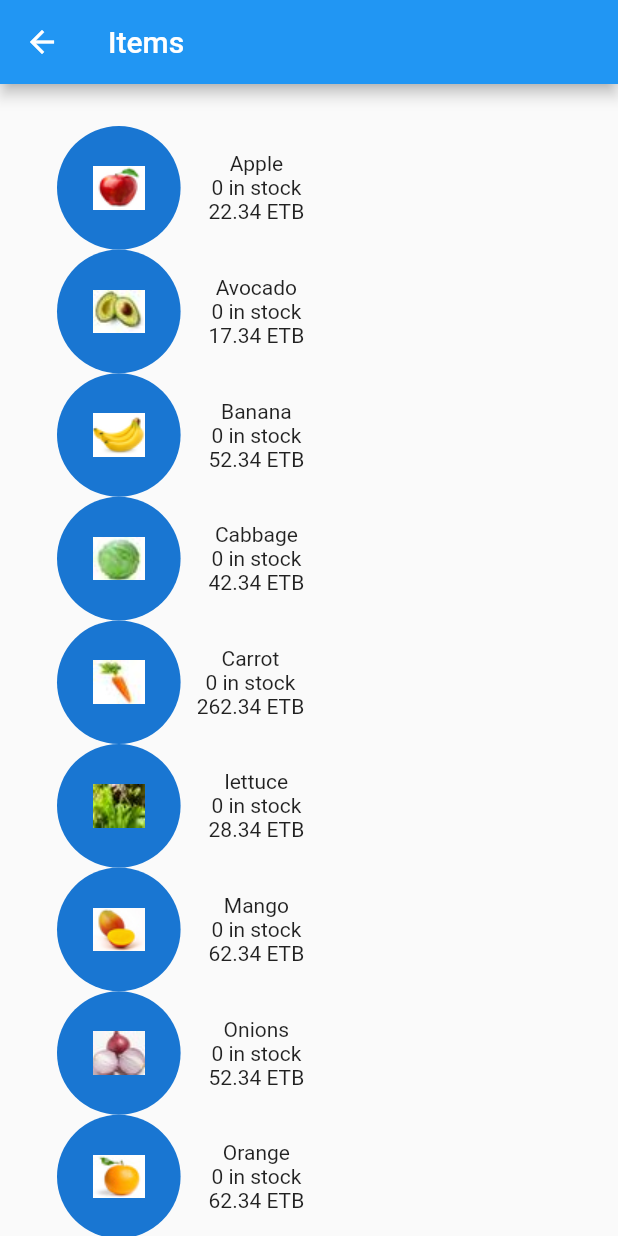
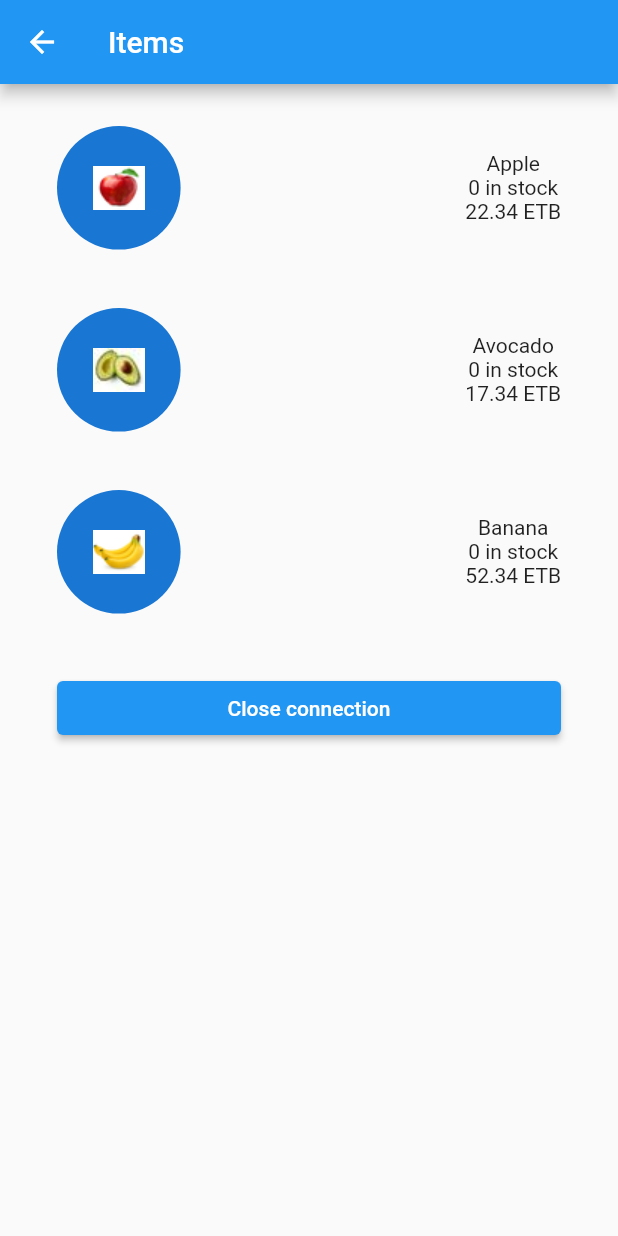
Before and after one commit to dalyathan/yoni-thesis, a Flutter app: the ItemList screen opened directly, on a phone screen of 412 x 824 dp. Run offline on Flutter 3.47's test engine with Material 2 defaults, Android fonts, the phone set to English and light mode, and no system bars; our stand-ins replace flutter_bluetooth_serial; missing offline and left inert: qr_code_scanner.

Commit message:
the bluetooth connection is working

```diff
--- a/lib/screens/item_list.dart
+++ b/lib/screens/item_list.dart
@@ -12,18 +12,20 @@ class ItemList extends StatefulWidget {
 }
 
 class _ItemListState extends State<ItemList> {
+  late Bluetooth bluetooth;
   @override
   void initState() {
     // TODO: implement initState
     super.initState();
     WidgetsBinding.instance!.addPostFrameCallback((_) async {
-      await Bluetooth.connect();
+      bluetooth = Bluetooth.connector();
     });
   }
 
   @override
   Widget build(BuildContext context) {
     String assetUrl = 'assets/images/';
+    Size size = MediaQuery.of(context).size;
     return Scaffold(
       appBar: AppBar(
         title: const Text('Items'),
@@ -32,44 +34,60 @@ class _ItemListState extends State<ItemList> {
         child: SingleChildScrollView(
           child: Padding(
             padding: const EdgeInsets.symmetric(vertical: 28, horizontal: 38.0),
+            child: SizedBox(
+              width: size.width,
+              height: size.height * 0.5,
               child: Column(
                 mainAxisAlignment: MainAxisAlignment.spaceBetween,
-              crossAxisAlignment: CrossAxisAlignment.center,
+                crossAxisAlignment: CrossAxisAlignment.stretch,
+                mainAxisSize: MainAxisSize.max,
                 children: [
-                ItemBar(
-                    data:
-                        ItemData('Apple', 'Kg', 22.34, '${assetUrl}apple.jpg')),
-                ItemBar(
+                  InkWell(
+                    onTap: () => bluetooth.sendValue("1"),
+                    //behavior: HitTestBehavior.translucent,
+                    child: ItemBar(
                         data: ItemData(
-                        'Avocado', 'Kg', 17.34, '${assetUrl}avocado.jpg')),
-                ItemBar(
+                            'Apple', 'Kg', 22.34, '${assetUrl}apple.jpg')),
+                  ),
+                  InkWell(
+                      onTap: () => bluetooth.sendValue("2"),
+                      child: ItemBar(
+                          data: ItemData('Avocado', 'Kg', 17.34,
+                              '${assetUrl}avocado.jpg'))),
+                  InkWell(
+                      onTap: () => bluetooth.sendValue("3"),
+                      child: ItemBar(
                           data: ItemData(
-                        'Banana', 'Kg', 52.34, '${assetUrl}banana.jpg')),
-                ItemBar(
-                    data: ItemData(
-                        'Cabbage', 'Kg', 42.34, '${assetUrl}cabbage.jpg')),
-                ItemBar(
-                    data: ItemData(
-                        'Carrot', 'Kg', 262.34, '${assetUrl}carrot.jpg')),
-                ItemBar(
-                    data: ItemData(
-                        'lettuce', 'Kg', 28.34, '${assetUrl}lettuce.jpg')),
-                ItemBar(
-                    data:
-                        ItemData('Mango', 'Kg', 62.34, '${assetUrl}mango.jpg')),
-                ItemBar(
-                    data: ItemData(
-                        'Onions', 'Kg', 52.34, '${assetUrl}onions.jpg')),
-                ItemBar(
-                    data: ItemData(
-                        'Orange', 'Kg', 62.34, '${assetUrl}orange.jpg')),
-                ItemBar(
-                    data: ItemData(
-                        'Papaya', 'Kg', 562.34, '${assetUrl}papaya.jpg')),
-                ItemBar(
-                    data: ItemData(
-                        'Spinach', 'Kg', 62.34, '${assetUrl}spinach.jpg')),
+                              'Banana', 'Kg', 52.34, '${assetUrl}banana.jpg'))),
+                  ElevatedButton(
+                      onPressed: () => bluetooth.close(),
+                      child: const Text("Close connection"))
+                  // ItemBar(
+                  //     data: ItemData(
+                  //         'Cabbage', 'Kg', 42.34, '${assetUrl}cabbage.jpg')),
+                  // ItemBar(
+                  //     data: ItemData(
+                  //         'Carrot', 'Kg', 262.34, '${assetUrl}carrot.jpg')),
+                  // ItemBar(
+                  //     data: ItemData(
+                  //         'lettuce', 'Kg', 28.34, '${assetUrl}lettuce.jpg')),
+                  // ItemBar(
+                  //     data:
+                  //         ItemData('Mango', 'Kg', 62.34, '${assetUrl}mango.jpg')),
+                  // ItemBar(
+                  //     data: ItemData(
+                  //         'Onions', 'Kg', 52.34, '${assetUrl}onions.jpg')),
+                  // ItemBar(
+                  //     data: ItemData(
+                  //         'Orange', 'Kg', 62.34, '${assetUrl}orange.jpg')),
+                  // ItemBar(
+                  //     data: ItemData(
+                  //         'Papaya', 'Kg', 562.34, '${assetUrl}papaya.jpg')),
+                  // ItemBar(
+                  //     data: ItemData(
+                  //         'Spinach', 'Kg', 62.34, '${assetUrl}spinach.jpg')),
                 ],
+              ),
             ),
           ),
         ),
--- a/lib/services/bluetooth.dart
+++ b/lib/services/bluetooth.dart
@@ -1,30 +1,21 @@
-import 'package:flutter_blue/flutter_blue.dart';
-import 'package:permission_handler/permission_handler.dart';
+import 'dart:convert';
+import 'dart:typed_data';
+
+import 'package:flutter_bluetooth_serial/flutter_bluetooth_serial.dart';
 
 class Bluetooth {
-  static connect() async {
-    FlutterBlue flutterBlue = FlutterBlue.instance;
-    await flutterBlue
-        .startScan(timeout: const Duration(seconds: 15))
-        .catchError((error) async {
-      print('hayloga');
-      if (await Permission.bluetooth.isDenied) {
-        PermissionStatus status = await Permission.bluetooth.request();
-        if (status.isDenied) {
-          return;
-        }
-      }
-    });
-// Listen to scan results
-    var subscription = flutterBlue.scanResults.listen((results) {
-      // do something with scan results
-      for (ScanResult r in results) {
-        //00:21:13:01:05:E7
-        print('${r.device.id.id} found! rssi: ${r.rssi}');
-      }
-    });
+  late BluetoothConnection connection;
 
-// Stop scanning
-    // flutterBlue.stopScan();
+  Bluetooth.connector() {
+    BluetoothConnection.toAddress('00:21:13:01:05:E7')
+        .then((value) => {connection = value});
+  }
+
+  sendValue(String value) {
+    connection.output.add(ascii.encode(value));
+  }
+
+  close() async {
+    await connection.close();
   }
 }
--- a/lib/widgets/item_bar.dart
+++ b/lib/widgets/item_bar.dart
@@ -8,10 +8,8 @@ class ItemBar extends StatelessWidget {
   @override
   Widget build(BuildContext context) {
     Size size = MediaQuery.of(context).size;
-    return GestureDetector(
-      onTap: () => {},
-      child: Container(
-        width: size.width * 0.4,
+    return Container(
+      width: size.width,
       decoration: BoxDecoration(
         borderRadius: BorderRadius.circular(size.width * 0.05),
       ),
@@ -34,7 +32,6 @@ class ItemBar extends StatelessWidget {
           )
         ],
       ),
-      ),
     );
   }
 }
--- a/pubspec.yaml
+++ b/pubspec.yaml
@@ -30,8 +30,8 @@ dependencies:
   flutter:
     sdk: flutter
   qr_code_scanner: ^0.6.1
-  flutter_blue: ^0.8.0
   permission_handler: ^8.3.0
+  flutter_bluetooth_serial: ^0.3.2
 
 
   # The following adds the Cupertino Icons font to your application.
```
Also changed, not shown: pubspec.lock. Lines whose indentation alone changed are shown as unchanged.
